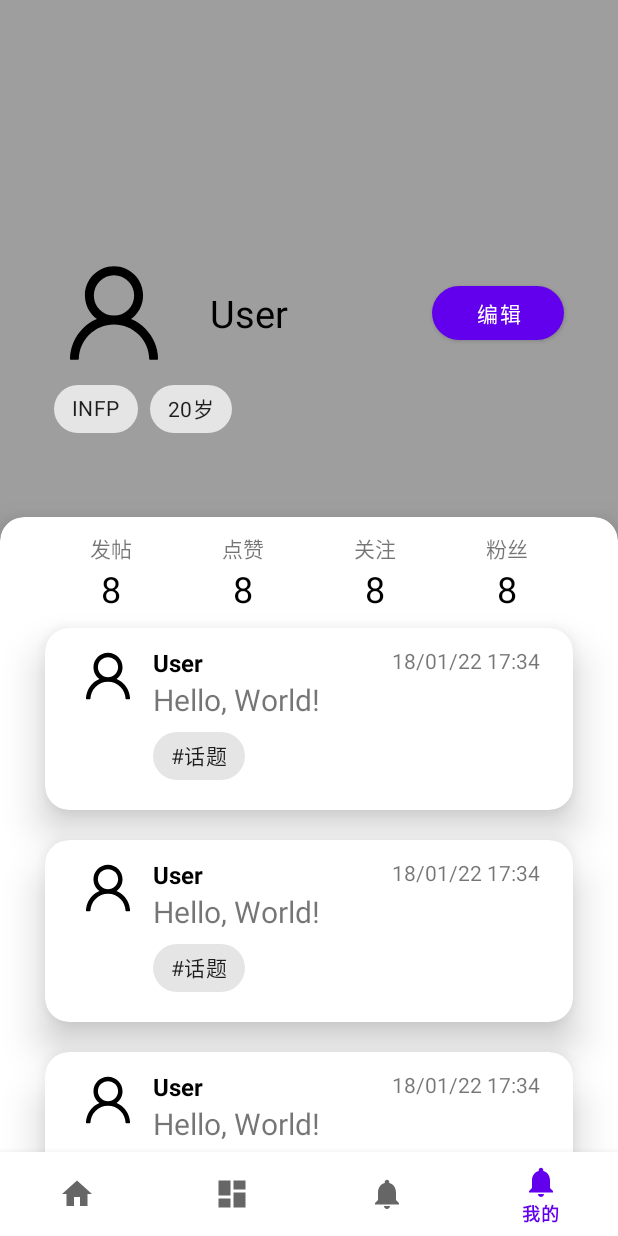
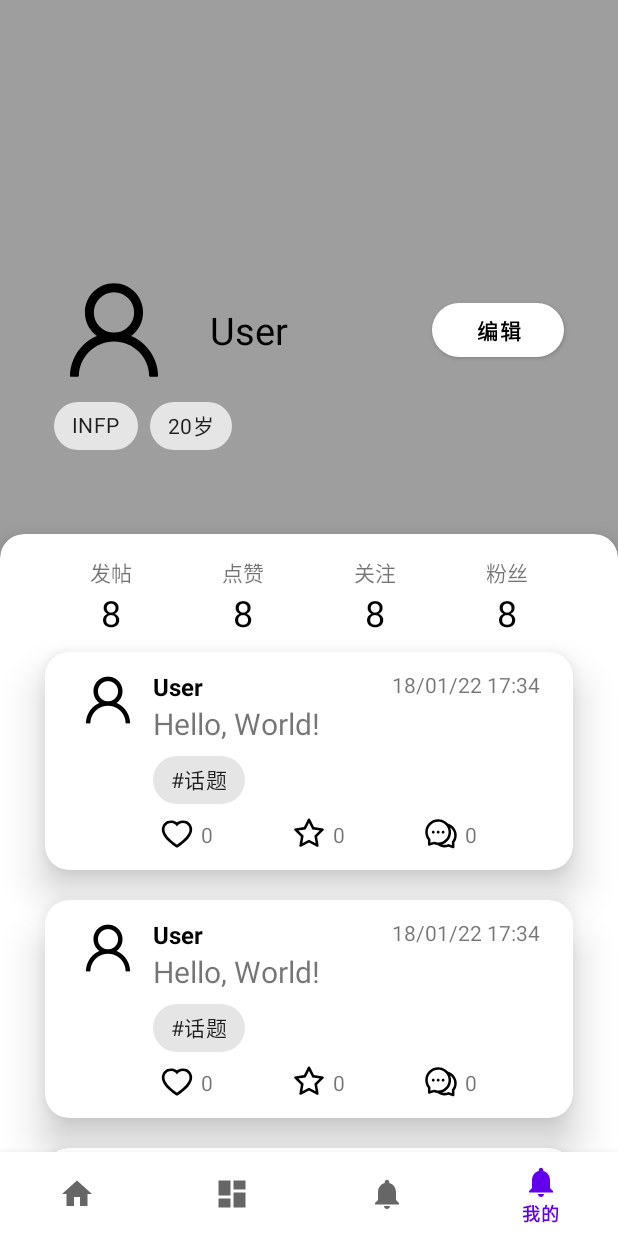
Before and after one commit to 1vyyyyyy/BreakIce, an Android app: the MineFragment screen opened through its navigation route, on a phone screen of 412 x 824 dp. Run offline under Robolectric (Android 15) with nearby library versions, the phone set to English and light mode, and no system bars; our stand-ins replace navigation-ui.

Commit message:
Add like, favorite and comment buttons

```diff
--- /dev/null
+++ b/app/src/main/res/drawable/ic_comment_black_24dp.xml
@@ -0,0 +1,6 @@
+<vector android:height="24dp" android:viewportHeight="1024"
+    android:viewportWidth="1024" android:width="24dp" xmlns:android="http://schemas.android.com/apk/res/android">
+    <path android:fillColor="#FF000000" android:pathData="M573,421c-23.1,0 -41,17.9 -41,40s17.9,40 41,40c21.1,0 39,-17.9 39,-40s-17.9,-40 -39,-40zM293,421c-23.1,0 -41,17.9 -41,40s17.9,40 41,40c21.1,0 39,-17.9 39,-40s-17.9,-40 -39,-40z"/>
+    <path android:fillColor="#FF000000" android:pathData="M894,345c-48.1,-66 -115.3,-110.1 -189,-130v0.1c-17.1,-19 -36.4,-36.5 -58,-52.1 -163.7,-119 -393.5,-82.7 -513,81 -96.3,133 -92.2,311.9 6,439l0.8,132.6c0,3.2 0.5,6.4 1.5,9.4 5.3,16.9 23.3,26.2 40.1,20.9L309,806c33.5,11.9 68.1,18.7 102.5,20.6l-0.5,0.4c89.1,64.9 205.9,84.4 313,49l127.1,41.4c3.2,1 6.5,1.6 9.9,1.6 17.7,0 32,-14.3 32,-32L893,753c88.1,-119.6 90.4,-284.9 1,-408zM323,735l-12,-5 -99,31 -1,-104 -8,-9c-84.6,-103.2 -90.2,-251.9 -11,-361 96.4,-132.2 281.2,-161.4 413,-66 132.2,96.1 161.5,280.6 66,412 -80.1,109.9 -223.5,150.5 -348,102zM828,718l-8,10 1,104 -98,-33 -12,5c-56,20.8 -115.7,22.5 -171,7l-0.2,-0.1C613.7,788.2 680.7,742.2 729,676c76.4,-105.3 88.8,-237.6 44.4,-350.4l0.6,0.4c23,16.5 44.1,37.1 62,62 72.6,99.6 68.5,235.2 -8,330z"/>
+    <path android:fillColor="#FF000000" android:pathData="M433,421c-23.1,0 -41,17.9 -41,40s17.9,40 41,40c21.1,0 39,-17.9 39,-40s-17.9,-40 -39,-40z"/>
+</vector>
--- /dev/null
+++ b/app/src/main/res/drawable/ic_heart_black_24dp.xml
@@ -0,0 +1,4 @@
+<vector android:height="24dp" android:viewportHeight="1024"
+    android:viewportWidth="1024" android:width="24dp" xmlns:android="http://schemas.android.com/apk/res/android">
+    <path android:fillColor="#FF000000" android:pathData="M923,283.6c-13.4,-31.1 -32.6,-58.9 -56.9,-82.8 -24.3,-23.8 -52.5,-42.4 -84,-55.5 -32.5,-13.5 -66.9,-20.3 -102.4,-20.3 -49.3,0 -97.4,13.5 -139.2,39 -10,6.1 -19.5,12.8 -28.5,20.1 -9,-7.3 -18.5,-14 -28.5,-20.1 -41.8,-25.5 -89.9,-39 -139.2,-39 -35.5,0 -69.9,6.8 -102.4,20.3 -31.4,13 -59.7,31.7 -84,55.5 -24.4,23.9 -43.5,51.7 -56.9,82.8 -13.9,32.3 -21,66.6 -21,101.9 0,33.3 6.8,68 20.3,103.3 11.3,29.5 27.5,60.1 48.2,91 32.8,48.9 77.9,99.9 133.9,151.6 92.8,85.7 184.7,144.9 188.6,147.3l23.7,15.2c10.5,6.7 24,6.7 34.5,0l23.7,-15.2c3.9,-2.5 95.7,-61.6 188.6,-147.3 56,-51.7 101.1,-102.7 133.9,-151.6 20.7,-30.9 37,-61.5 48.2,-91 13.5,-35.3 20.3,-70 20.3,-103.3 0.1,-35.3 -7,-69.6 -20.9,-101.9zM512,814.8S156,586.7 156,385.5C156,283.6 240.3,201 344.3,201c73.1,0 136.5,40.8 167.7,100.4C543.2,241.8 606.6,201 679.7,201c104,0 188.3,82.6 188.3,184.5 0,201.2 -356,429.3 -356,429.3z"/>
+</vector>
--- /dev/null
+++ b/app/src/main/res/drawable/ic_star_black_24dp.xml
@@ -0,0 +1,4 @@
+<vector android:height="24dp" android:viewportHeight="1024"
+    android:viewportWidth="1024" android:width="24dp" xmlns:android="http://schemas.android.com/apk/res/android">
+    <path android:fillColor="#FF000000" android:pathData="M908.1,353.1l-253.9,-36.9L540.7,86.1c-3.1,-6.3 -8.2,-11.4 -14.5,-14.5 -15.8,-7.8 -35,-1.3 -42.9,14.5L369.8,316.2l-253.9,36.9c-7,1 -13.4,4.3 -18.3,9.3 -12.3,12.7 -12.1,32.9 0.6,45.3l183.7,179.1 -43.4,252.9c-1.2,6.9 -0.1,14.1 3.2,20.3 8.2,15.6 27.6,21.7 43.2,13.4L512,754l227.1,119.4c6.2,3.3 13.4,4.4 20.3,3.2 17.4,-3 29.1,-19.5 26.1,-36.9l-43.4,-252.9 183.7,-179.1c5,-4.9 8.3,-11.3 9.3,-18.3 2.7,-17.5 -9.5,-33.7 -27,-36.3zM664.8,561.6l36.1,210.3L512,672.7 323.1,772l36.1,-210.3 -152.8,-149L417.6,382 512,190.7 606.4,382l211.2,30.7 -152.8,148.9z"/>
+</vector>
--- a/app/src/main/res/drawable/ic_user.xml
+++ b/app/src/main/res/drawable/ic_user_black_24dp.xml
@@ -1,6 +1,6 @@
 <vector xmlns:android="http://schemas.android.com/apk/res/android"
-    android:width="80dp"
-    android:height="80dp"
+    android:width="24dp"
+    android:height="24dp"
     android:viewportWidth="1024"
     android:viewportHeight="1024">
   <path
--- a/app/src/main/res/layout/card_message.xml
+++ b/app/src/main/res/layout/card_message.xml
@@ -17,10 +17,10 @@
         android:layout_width="match_parent">
 
         <ImageView
-            android:id="@+id/imageView"
+            android:id="@+id/card_avatar"
             android:layout_width="40dp"
             android:layout_height="40dp"
-            android:src="@drawable/ic_user"
+            android:src="@drawable/ic_user_black_24dp"
             android:layout_marginHorizontal="10dp"
             app:layout_constraintStart_toStartOf="parent"
             app:layout_constraintTop_toTopOf="parent" />
@@ -34,7 +34,7 @@
             android:textSize="16sp"
             android:textStyle="bold"
             android:layout_marginHorizontal="10dp"
-            app:layout_constraintStart_toEndOf="@id/imageView"
+            app:layout_constraintStart_toEndOf="@id/card_avatar"
             app:layout_constraintTop_toTopOf="parent" />
 
         <TextView
@@ -53,16 +53,77 @@
             android:text="Hello, World!"
             android:textSize="20sp"
             android:layout_marginHorizontal="10dp"
-            app:layout_constraintStart_toEndOf="@id/imageView"
+            app:layout_constraintStart_toEndOf="@id/card_avatar"
             app:layout_constraintTop_toBottomOf="@id/card_username" />
 
         <com.google.android.material.chip.Chip
+            android:id="@+id/post_label"
             android:layout_width="wrap_content"
             android:layout_height="wrap_content"
             app:layout_constraintTop_toBottomOf="@id/post_content"
             app:layout_constraintStart_toStartOf="@id/post_content"
             android:text="#话题" />
 
+        <Button
+            android:id="@+id/card_like_button"
+            android:layout_width="24dp"
+            android:layout_height="24dp"
+            android:background="@drawable/ic_heart_black_24dp"
+            app:layout_constraintTop_toBottomOf="@id/post_label"
+            app:layout_constraintStart_toStartOf="parent"
+            app:layout_constraintEnd_toStartOf="@id/card_favorite_button"
+            app:backgroundTint="@null" />
+
+        <TextView
+            android:id="@+id/card_like_count"
+            android:layout_width="wrap_content"
+            android:layout_height="wrap_content"
+            android:text="0"
+            app:layout_constraintStart_toEndOf="@id/card_like_button"
+            app:layout_constraintTop_toTopOf="@id/card_like_button"
+            app:layout_constraintBottom_toBottomOf="@id/card_like_button"
+            android:layout_marginHorizontal="4dp" />
+
+        <Button
+            android:id="@+id/card_favorite_button"
+            android:layout_width="24dp"
+            android:layout_height="24dp"
+            android:background="@drawable/ic_star_black_24dp"
+            app:layout_constraintTop_toBottomOf="@id/post_label"
+            app:layout_constraintStart_toEndOf="@id/card_like_button"
+            app:layout_constraintEnd_toStartOf="@id/card_comment_button"
+            app:backgroundTint="@null" />
+
+        <TextView
+            android:id="@+id/card_favorite_count"
+            android:layout_width="wrap_content"
+            android:layout_height="wrap_content"
+            android:text="0"
+            app:layout_constraintStart_toEndOf="@id/card_favorite_button"
+            app:layout_constraintTop_toTopOf="@id/card_favorite_button"
+            app:layout_constraintBottom_toBottomOf="@id/card_favorite_button"
+            android:layout_marginHorizontal="4dp" />
+
+        <Button
+            android:id="@+id/card_comment_button"
+            android:layout_width="24dp"
+            android:layout_height="24dp"
+            android:background="@drawable/ic_comment_black_24dp"
+            app:layout_constraintTop_toBottomOf="@id/post_label"
+            app:layout_constraintStart_toEndOf="@id/card_favorite_button"
+            app:layout_constraintEnd_toEndOf="parent"
+            app:backgroundTint="@null" />
+
+        <TextView
+            android:id="@+id/card_comment_count"
+            android:layout_width="wrap_content"
+            android:layout_height="wrap_content"
+            android:text="0"
+            app:layout_constraintStart_toEndOf="@id/card_comment_button"
+            app:layout_constraintTop_toTopOf="@id/card_comment_button"
+            app:layout_constraintBottom_toBottomOf="@id/card_comment_button"
+            android:layout_marginHorizontal="4dp" />
+
     </androidx.constraintlayout.widget.ConstraintLayout>
 
 </androidx.cardview.widget.CardView>
--- a/app/src/main/res/layout/fragment_mine.xml
+++ b/app/src/main/res/layout/fragment_mine.xml
@@ -18,7 +18,7 @@
             android:layout_height="80dp"
             android:layout_marginStart="36dp"
             android:layout_marginTop="64dp"
-            android:src="@drawable/ic_user"
+            android:src="@drawable/ic_user_black_24dp"
             app:layout_constraintBottom_toBottomOf="parent"
             app:layout_constraintStart_toStartOf="parent"
             app:layout_constraintTop_toTopOf="parent"
@@ -43,10 +43,13 @@
             android:layout_height="wrap_content"
             android:layout_marginEnd="36dp"
             android:text="编辑"
+            android:textStyle="bold"
+            android:textColor="@color/black"
             app:cornerRadius="20sp"
             app:layout_constraintBottom_toBottomOf="@+id/mine_avatar"
             app:layout_constraintEnd_toEndOf="parent"
-            app:layout_constraintTop_toTopOf="@+id/mine_avatar" />
+            app:layout_constraintTop_toTopOf="@+id/mine_avatar"
+            app:backgroundTint="@color/white" />
 
         <com.google.android.material.chip.ChipGroup
             android:id="@+id/chip_group"
@@ -80,7 +83,7 @@
                 android:layout_width="match_parent"
                 android:layout_height="match_parent"
                 android:layout_gravity="center_vertical"
-                android:layout_marginVertical="10dp"
+                android:layout_marginTop="10dp"
                 android:gravity="center"
                 android:orientation="vertical">
 
```
